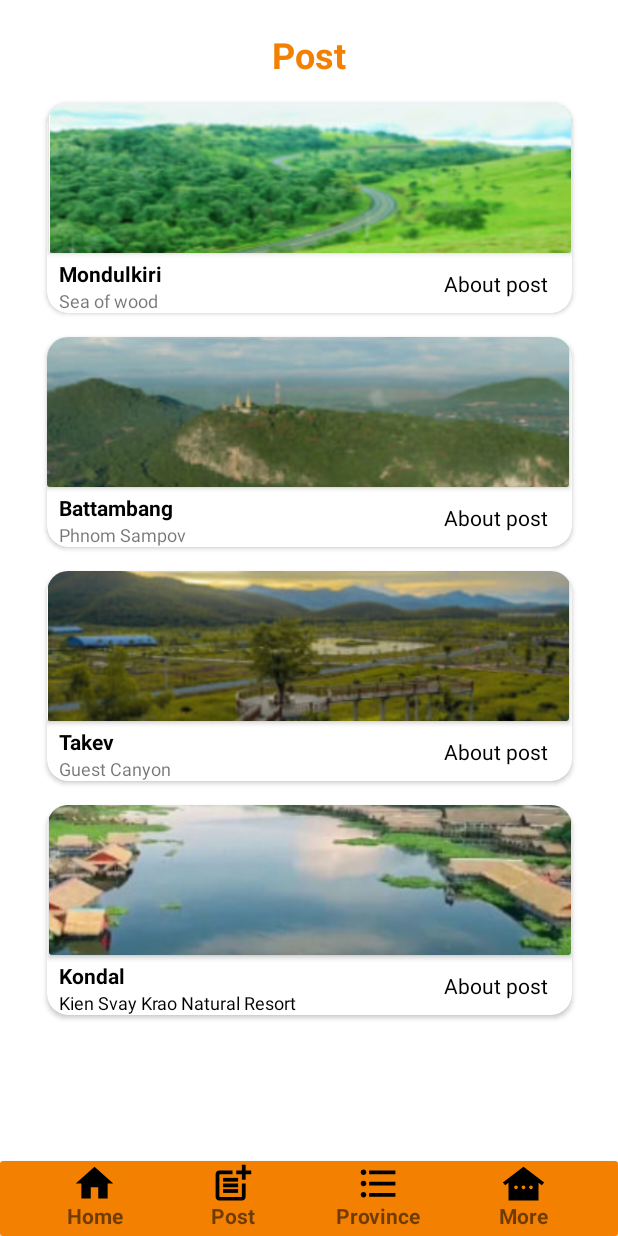
After one commit to SureIte/Travel-App, an Android app: the layout activity_post.xml on its own in the app's theme, with its tools: preview values and no code run, on a phone screen of 412 x 824 dp. The commit adds this screen. Run offline under Robolectric (Android 15) with nearby library versions, the light colour scheme and no system bars.

Commit message:
add new activity post

```diff
--- a/app/src/main/java/kh/edu/rupp/ite/mytravel/MainActivity.java
+++ b/app/src/main/java/kh/edu/rupp/ite/mytravel/MainActivity.java
@@ -9,6 +9,6 @@ public class MainActivity extends AppCompatActivity {
     @Override
     protected void onCreate(Bundle savedInstanceState) {
         super.onCreate(savedInstanceState);
-        setContentView(R.layout.activity_login);
+        setContentView(R.layout.activity_post);
     }
 }
--- /dev/null
+++ b/app/src/main/res/layout/activity_post.xml
@@ -0,0 +1,415 @@
+<?xml version="1.0" encoding="utf-8"?>
+<androidx.constraintlayout.widget.ConstraintLayout xmlns:android="http://schemas.android.com/apk/res/android"
+    xmlns:app="http://schemas.android.com/apk/res-auto"
+    xmlns:tools="http://schemas.android.com/tools"
+    android:layout_width="match_parent"
+    android:layout_height="match_parent">
+
+    <TextView
+        android:id="@+id/textView30"
+        android:layout_width="wrap_content"
+        android:layout_height="wrap_content"
+        android:layout_marginTop="20dp"
+        android:text="@string/Post"
+        android:textColor="@color/yellow"
+        android:textSize="24sp"
+        android:textStyle="bold"
+        app:layout_constraintEnd_toEndOf="parent"
+        app:layout_constraintStart_toStartOf="parent"
+        app:layout_constraintTop_toTopOf="parent" />
+
+    <androidx.cardview.widget.CardView
+        android:id="@+id/cardView9"
+        android:layout_width="350dp"
+        android:layout_height="140dp"
+        android:layout_marginTop="16dp"
+        app:cardCornerRadius="14dp"
+        app:layout_constraintEnd_toEndOf="parent"
+        app:layout_constraintStart_toStartOf="parent"
+        app:layout_constraintTop_toBottomOf="@+id/textView30">
+
+        <androidx.constraintlayout.widget.ConstraintLayout
+            android:layout_width="match_parent"
+            android:layout_height="match_parent">
+
+            <androidx.cardview.widget.CardView
+                android:id="@+id/cardView8"
+                android:layout_width="348dp"
+                android:layout_height="100dp"
+                app:layout_constraintEnd_toEndOf="parent"
+                app:layout_constraintStart_toStartOf="parent"
+                app:layout_constraintTop_toTopOf="parent">
+
+                <androidx.constraintlayout.widget.ConstraintLayout
+                    android:layout_width="match_parent"
+                    android:layout_height="match_parent">
+
+                    <ImageView
+                        android:id="@+id/imageView17"
+                        android:layout_width="506dp"
+                        android:layout_height="163dp"
+                        app:layout_constraintBottom_toBottomOf="parent"
+                        app:layout_constraintEnd_toEndOf="parent"
+                        app:layout_constraintStart_toStartOf="parent"
+                        app:layout_constraintTop_toTopOf="parent"
+                        app:layout_constraintVertical_bias="0.492"
+                        app:srcCompat="@drawable/photo8" />
+                </androidx.constraintlayout.widget.ConstraintLayout>
+            </androidx.cardview.widget.CardView>
+
+            <TextView
+                android:id="@+id/textView34"
+                android:layout_width="wrap_content"
+                android:layout_height="wrap_content"
+                android:layout_marginStart="8dp"
+                android:layout_marginTop="4dp"
+                android:text="@string/Mondulkiri"
+                android:textColor="@color/black"
+                android:textStyle="bold"
+                app:layout_constraintStart_toStartOf="parent"
+                app:layout_constraintTop_toBottomOf="@+id/cardView8" />
+
+            <TextView
+                android:id="@+id/textView35"
+                android:layout_width="wrap_content"
+                android:layout_height="wrap_content"
+                android:text="@string/Sea_of_wood"
+                android:textSize="12sp"
+                app:layout_constraintBottom_toBottomOf="parent"
+                app:layout_constraintStart_toStartOf="@+id/textView34" />
+
+            <TextView
+                android:id="@+id/textView36"
+                android:layout_width="wrap_content"
+                android:layout_height="wrap_content"
+                android:layout_marginEnd="16dp"
+                android:text="@string/About_post"
+                android:textColor="@color/black"
+                app:layout_constraintBottom_toBottomOf="parent"
+                app:layout_constraintEnd_toEndOf="parent"
+                app:layout_constraintTop_toBottomOf="@+id/cardView8" />
+        </androidx.constraintlayout.widget.ConstraintLayout>
+    </androidx.cardview.widget.CardView>
+
+    <androidx.cardview.widget.CardView
+        android:id="@+id/cardView11"
+        android:layout_width="350dp"
+        android:layout_height="140dp"
+        android:layout_marginTop="16dp"
+        app:cardCornerRadius="14dp"
+        app:layout_constraintEnd_toEndOf="parent"
+        app:layout_constraintStart_toStartOf="parent"
+        app:layout_constraintTop_toBottomOf="@+id/cardView9">
+
+        <androidx.constraintlayout.widget.ConstraintLayout
+            android:layout_width="match_parent"
+            android:layout_height="match_parent">
+
+            <androidx.cardview.widget.CardView
+                android:id="@+id/cardView10"
+                android:layout_width="348dp"
+                android:layout_height="100dp"
+                android:layout_marginEnd="2dp"
+                app:layout_constraintEnd_toEndOf="parent"
+                app:layout_constraintStart_toStartOf="parent"
+                app:layout_constraintTop_toTopOf="parent">
+
+                <androidx.constraintlayout.widget.ConstraintLayout
+                    android:layout_width="match_parent"
+                    android:layout_height="match_parent">
+
+                    <ImageView
+                        android:id="@+id/imageView24"
+                        android:layout_width="386dp"
+                        android:layout_height="180dp"
+                        android:layout_marginStart="16dp"
+                        app:layout_constraintBottom_toBottomOf="parent"
+                        app:layout_constraintEnd_toEndOf="parent"
+                        app:layout_constraintStart_toStartOf="parent"
+                        app:layout_constraintTop_toTopOf="parent"
+                        app:srcCompat="@drawable/photo5" />
+                </androidx.constraintlayout.widget.ConstraintLayout>
+            </androidx.cardview.widget.CardView>
+
+            <TextView
+                android:id="@+id/textView37"
+                android:layout_width="wrap_content"
+                android:layout_height="wrap_content"
+                android:layout_marginStart="8dp"
+                android:layout_marginTop="4dp"
+                android:text="@string/Battambang"
+                android:textColor="@color/black"
+                android:textStyle="bold"
+                app:layout_constraintStart_toStartOf="parent"
+                app:layout_constraintTop_toBottomOf="@+id/cardView10" />
+
+            <TextView
+                android:id="@+id/textView38"
+                android:layout_width="wrap_content"
+                android:layout_height="wrap_content"
+                android:text="@string/Phnom_Sampov"
+                android:textSize="12sp"
+                app:layout_constraintBottom_toBottomOf="parent"
+                app:layout_constraintStart_toStartOf="@+id/textView37" />
+
+            <TextView
+                android:id="@+id/textView39"
+                android:layout_width="wrap_content"
+                android:layout_height="wrap_content"
+                android:layout_marginEnd="16dp"
+                android:text="@string/About_post"
+                android:textColor="@color/black"
+                app:layout_constraintBottom_toBottomOf="parent"
+                app:layout_constraintEnd_toEndOf="parent"
+                app:layout_constraintTop_toBottomOf="@+id/cardView10" />
+        </androidx.constraintlayout.widget.ConstraintLayout>
+    </androidx.cardview.widget.CardView>
+
+    <androidx.cardview.widget.CardView
+        android:layout_width="0dp"
+        android:layout_height="50dp"
+        app:layout_constraintBottom_toBottomOf="parent"
+        app:layout_constraintEnd_toEndOf="parent"
+        app:layout_constraintStart_toStartOf="parent">
+
+        <androidx.constraintlayout.widget.ConstraintLayout
+            android:layout_width="match_parent"
+            android:layout_height="match_parent"
+            android:backgroundTint="@color/yellow"
+            android:background="@color/F0F0F0">
+
+            <ImageView
+                android:id="@+id/imageView21"
+                android:layout_width="30dp"
+                android:layout_height="30dp"
+                android:layout_marginStart="48dp"
+                app:layout_constraintStart_toStartOf="parent"
+                app:layout_constraintTop_toTopOf="parent"
+                app:srcCompat="@drawable/baseline_home_24" />
+
+            <TextView
+                android:id="@+id/textView29"
+                android:layout_width="wrap_content"
+                android:layout_height="wrap_content"
+                android:layout_marginBottom="8dp"
+                android:text="@string/Home"
+                android:textSize="14sp"
+                android:textStyle="bold"
+                app:layout_constraintBottom_toBottomOf="parent"
+                app:layout_constraintEnd_toEndOf="@+id/imageView21"
+                app:layout_constraintStart_toStartOf="@+id/imageView21"
+                app:layout_constraintTop_toBottomOf="@+id/imageView21" />
+
+            <ImageView
+                android:id="@+id/imageView22"
+                android:layout_width="30dp"
+                android:layout_height="30dp"
+                android:layout_marginEnd="48dp"
+                app:layout_constraintEnd_toEndOf="parent"
+                app:layout_constraintTop_toTopOf="parent"
+                app:srcCompat="@drawable/baseline_other_houses_24" />
+
+            <TextView
+                android:id="@+id/textView31"
+                android:layout_width="wrap_content"
+                android:layout_height="wrap_content"
+                android:layout_marginBottom="8dp"
+                android:text="@string/Other"
+                android:textStyle="bold"
+                app:layout_constraintBottom_toBottomOf="parent"
+                app:layout_constraintEnd_toEndOf="@+id/imageView22"
+                app:layout_constraintStart_toStartOf="@+id/imageView22"
+                app:layout_constraintTop_toBottomOf="@+id/imageView22" />
+
+            <ImageView
+                android:id="@+id/imageView23"
+                android:layout_width="30dp"
+                android:layout_height="30dp"
+                android:layout_marginStart="62dp"
+                app:layout_constraintStart_toEndOf="@+id/imageView21"
+                app:layout_constraintTop_toTopOf="parent"
+                app:srcCompat="@drawable/baseline_post_add_24" />
+
+            <TextView
+                android:id="@+id/textView32"
+                android:layout_width="wrap_content"
+                android:layout_height="wrap_content"
+                android:layout_marginBottom="8dp"
+                android:text="@string/Post"
+                android:textStyle="bold"
+                app:layout_constraintBottom_toBottomOf="parent"
+                app:layout_constraintEnd_toEndOf="@+id/imageView23"
+                app:layout_constraintStart_toStartOf="@+id/imageView23"
+                app:layout_constraintTop_toBottomOf="@+id/imageView23" />
+
+            <ImageView
+                android:id="@+id/imageView"
+                android:layout_width="30dp"
+                android:layout_height="30dp"
+                android:layout_marginStart="57dp"
+                android:layout_marginEnd="57dp"
+                app:layout_constraintEnd_toStartOf="@+id/imageView22"
+                app:layout_constraintStart_toEndOf="@+id/imageView23"
+                app:layout_constraintTop_toTopOf="parent"
+                app:srcCompat="@drawable/baseline_format_list_bulleted_24" />
+
+            <TextView
+                android:id="@+id/textView33"
+                android:layout_width="wrap_content"
+                android:layout_height="wrap_content"
+                android:layout_marginBottom="8dp"
+                android:text="@string/Province"
+                android:textStyle="bold"
+                app:layout_constraintBottom_toBottomOf="parent"
+                app:layout_constraintEnd_toEndOf="@+id/imageView"
+                app:layout_constraintStart_toStartOf="@+id/imageView"
+                app:layout_constraintTop_toBottomOf="@+id/imageView" />
+        </androidx.constraintlayout.widget.ConstraintLayout>
+    </androidx.cardview.widget.CardView>
+
+    <androidx.cardview.widget.CardView
+        android:id="@+id/cardView13"
+        android:layout_width="350dp"
+        android:layout_height="140dp"
+        android:layout_marginTop="16dp"
+        app:cardCornerRadius="14dp"
+        app:layout_constraintEnd_toEndOf="parent"
+        app:layout_constraintStart_toStartOf="parent"
+        app:layout_constraintTop_toBottomOf="@+id/cardView11">
+
+        <androidx.constraintlayout.widget.ConstraintLayout
+            android:layout_width="match_parent"
+            android:layout_height="match_parent">
+
+            <androidx.cardview.widget.CardView
+                android:id="@+id/cardView12"
+                android:layout_width="348dp"
+                android:layout_height="100dp"
+                android:layout_marginEnd="2dp"
+                app:layout_constraintEnd_toEndOf="parent"
+                app:layout_constraintStart_toStartOf="parent"
+                app:layout_constraintTop_toTopOf="parent">
+
+                <androidx.constraintlayout.widget.ConstraintLayout
+                    android:layout_width="match_parent"
+                    android:layout_height="match_parent">
+
+                    <ImageView
+                        android:id="@+id/imageView25"
+                        android:layout_width="383dp"
+                        android:layout_height="163dp"
+                        app:layout_constraintBottom_toBottomOf="parent"
+                        app:layout_constraintEnd_toEndOf="parent"
+                        app:layout_constraintStart_toStartOf="parent"
+                        app:layout_constraintTop_toTopOf="parent"
+                        app:layout_constraintVertical_bias="0.349"
+                        app:srcCompat="@drawable/photo6" />
+                </androidx.constraintlayout.widget.ConstraintLayout>
+            </androidx.cardview.widget.CardView>
+
+            <TextView
+                android:id="@+id/textView40"
+                android:layout_width="wrap_content"
+                android:layout_height="wrap_content"
+                android:layout_marginStart="8dp"
+                android:layout_marginTop="4dp"
+                android:text="@string/Takev"
+                android:textColor="@color/black"
+                android:textStyle="bold"
+                app:layout_constraintStart_toStartOf="parent"
+                app:layout_constraintTop_toBottomOf="@+id/cardView12" />
+
+            <TextView
+                android:id="@+id/textView41"
+                android:layout_width="wrap_content"
+                android:layout_height="wrap_content"
+                android:text="@string/Guest_Canyon"
+                android:textSize="12sp"
+                app:layout_constraintBottom_toBottomOf="parent"
+                app:layout_constraintStart_toStartOf="@+id/textView40" />
+
+            <TextView
+                android:id="@+id/textView42"
+                android:layout_width="wrap_content"
+                android:layout_height="wrap_content"
+                android:layout_marginEnd="16dp"
+                android:text="@string/About_post"
+                android:textColor="@color/black"
+                app:layout_constraintBottom_toBottomOf="parent"
+                app:layout_constraintEnd_toEndOf="parent"
+                app:layout_constraintTop_toBottomOf="@+id/cardView12" />
+        </androidx.constraintlayout.widget.ConstraintLayout>
+    </androidx.cardview.widget.CardView>
+
+    <androidx.cardview.widget.CardView
+        android:layout_width="350dp"
+        android:layout_height="140dp"
+        android:layout_marginTop="16dp"
+        app:cardCornerRadius="14dp"
+        app:layout_constraintEnd_toEndOf="parent"
+        app:layout_constraintStart_toStartOf="parent"
+        app:layout_constraintTop_toBottomOf="@+id/cardView13" >
+
+        <androidx.constraintlayout.widget.ConstraintLayout
+            android:layout_width="match_parent"
+            android:layout_height="match_parent">
+
+            <androidx.cardview.widget.CardView
+                android:id="@+id/cardView14"
+                android:layout_width="348dp"
+                android:layout_height="100sp"
+                app:layout_constraintEnd_toEndOf="parent"
+                app:layout_constraintStart_toStartOf="parent"
+                app:layout_constraintTop_toTopOf="parent">
+
+                <androidx.constraintlayout.widget.ConstraintLayout
+                    android:layout_width="match_parent"
+                    android:layout_height="match_parent">
+
+                    <ImageView
+                        android:id="@+id/imageView26"
+                        android:layout_width="406dp"
+                        android:layout_height="165dp"
+                        app:layout_constraintBottom_toBottomOf="parent"
+                        app:layout_constraintEnd_toEndOf="parent"
+                        app:layout_constraintStart_toStartOf="parent"
+                        app:layout_constraintTop_toTopOf="parent"
+                        app:srcCompat="@drawable/photo7" />
+                </androidx.constraintlayout.widget.ConstraintLayout>
+            </androidx.cardview.widget.CardView>
+
+            <TextView
+                android:id="@+id/textView43"
+                android:layout_width="wrap_content"
+                android:layout_height="wrap_content"
+                android:layout_marginStart="8dp"
+                android:layout_marginTop="4dp"
+                android:text="@string/Kondal"
+                android:textColor="@color/black"
+                android:textStyle="bold"
+                app:layout_constraintStart_toStartOf="parent"
+                app:layout_constraintTop_toBottomOf="@+id/cardView14" />
+
+            <TextView
+                android:id="@+id/textView44"
+                android:layout_width="wrap_content"
+                android:layout_height="wrap_content"
+                android:text="@string/Kien_Svay_Krao_Natural_Resort"
+                android:textColor="@color/black"
+                android:textSize="12sp"
+                app:layout_constraintBottom_toBottomOf="parent"
+                app:layout_constraintStart_toStartOf="@+id/textView43" />
+
+            <TextView
+                android:id="@+id/textView45"
+                android:layout_width="wrap_content"
+                android:layout_height="wrap_content"
+                android:layout_marginEnd="16dp"
+                android:text="@string/About_post"
+                android:textColor="@color/black"
+                app:layout_constraintBottom_toBottomOf="parent"
+                app:layout_constraintEnd_toEndOf="parent"
+                app:layout_constraintTop_toBottomOf="@+id/cardView14" />
+        </androidx.constraintlayout.widget.ConstraintLayout>
+    </androidx.cardview.widget.CardView>
+</androidx.constraintlayout.widget.ConstraintLayout>
```
Also changed, not shown: app/src/main/res/drawable/photo5.jpg (added), app/src/main/res/drawable/photo6.jpg (added), app/src/main/res/drawable/photo7.jpg (added), app/src/main/res/drawable/photo8.jpg (added).
